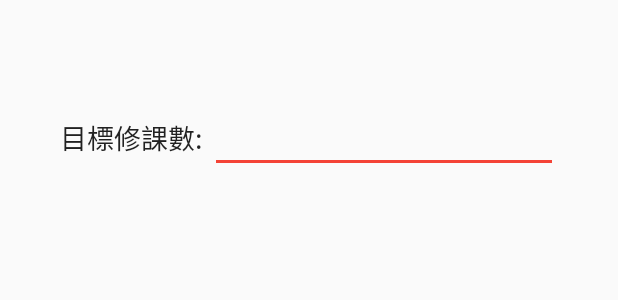
After one commit to apple310565/TKB_Note, an Android app: the layout change_goal.xml on its own in the app's theme, with its tools: preview values and no code run, on a phone screen of 412 x 824 dp. The commit adds this screen. Shown: the top 300 px of the screen. Run offline under Robolectric (Android 15) with nearby library versions, the phone set to English and light mode, and no system bars.

```diff
--- /dev/null
+++ b/app/src/main/res/layout/change_goal.xml
@@ -0,0 +1,29 @@
+<?xml version="1.0" encoding="utf-8"?>
+<LinearLayout xmlns:android="http://schemas.android.com/apk/res/android"
+    android:layout_width="match_parent"
+    android:layout_height="match_parent">
+
+    <LinearLayout
+        android:layout_width="match_parent"
+        android:layout_height="wrap_content"
+        android:orientation="horizontal"
+        android:padding="40dp"
+        android:layout_marginTop="30dp">
+
+        <TextView
+            android:id="@+id/textView9"
+            android:layout_width="wrap_content"
+            android:layout_height="wrap_content"
+            android:text="目標修課數: "
+            android:textSize="18sp"
+            android:textAppearance="@style/TextAppearance.AppCompat.Large" />
+
+        <EditText
+            android:id="@+id/editText4"
+            android:layout_width="wrap_content"
+            android:layout_height="wrap_content"
+            android:layout_weight="1"
+            android:ems="10"
+            android:inputType="textPersonName" />
+    </LinearLayout>
+</LinearLayout>
--- a/app/src/main/res/layout/fragment_notifications.xml
+++ b/app/src/main/res/layout/fragment_notifications.xml
@@ -123,7 +123,7 @@
         <com.github.mikephil.charting.charts.LineChart
             android:id="@+id/lineChart"
             android:layout_width="match_parent"
-            android:layout_height="550px"
+            android:layout_height="400px"
             android:background="#FFFFFF">
 
         </com.github.mikephil.charting.charts.LineChart>
```
Also changed, not shown: app/src/main/java/flag/com/tkb_process/ui/notifications/NotificationsFragment.java (+74 -4 lines).
